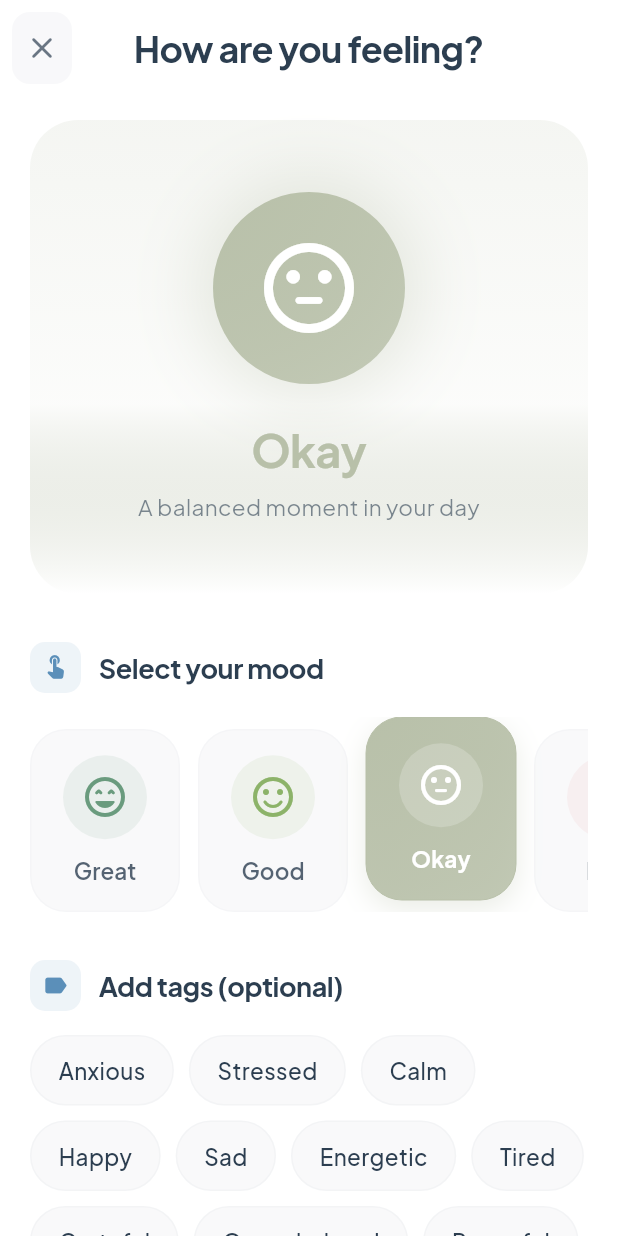
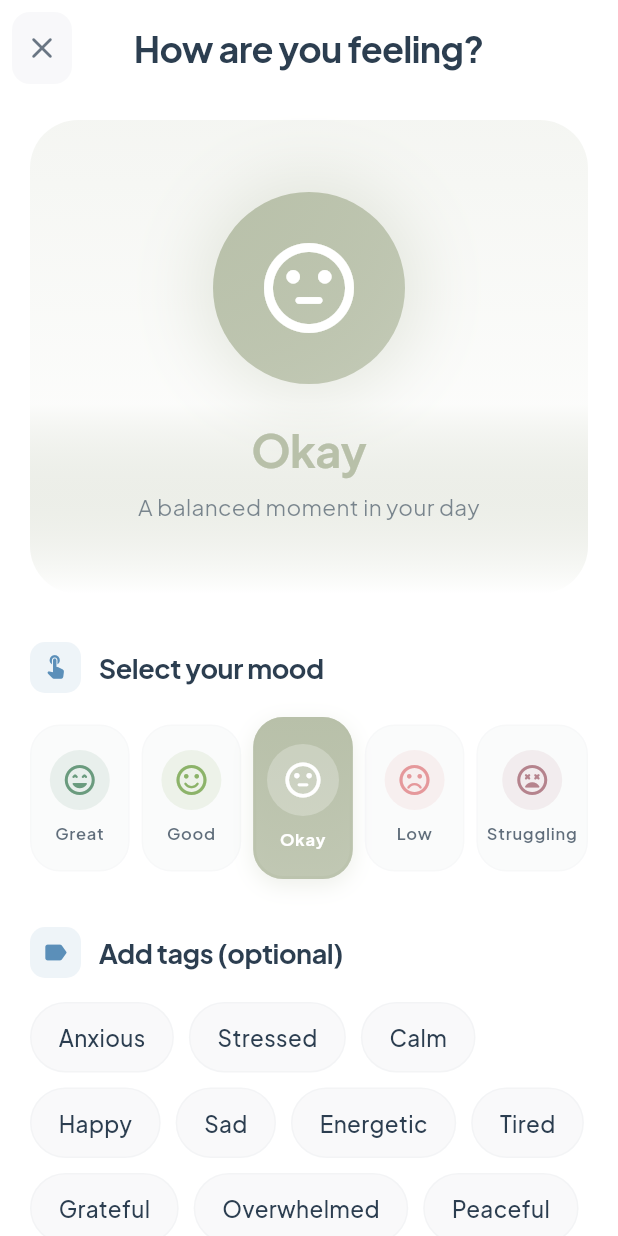
Before and after one commit to CODEwithZAKI2/MindMate-AI, a Flutter app: the MoodCheckInScreen screen opened by its route, on a phone screen of 412 x 824 dp. Run offline on Flutter 3.47's test engine with Material 3 defaults, Android fonts, the phone set to English and light mode, and no system bars; our stand-ins replace cloud_firestore, cloud_functions, connectivity_plus, equatable, firebase_auth, firebase_core and 9 more; accounts and stored records are empty.

Commit message:
feat: enhance mood check-in screen with responsive mood selector and improved tag handling

```diff
--- a/lib/presentation/screens/mood/mood_check_in_screen.dart
+++ b/lib/presentation/screens/mood/mood_check_in_screen.dart
@@ -56,7 +56,9 @@ class _MoodCheckInScreenState extends ConsumerState<MoodCheckInScreen> {
       await ref.read(moodNotifierProvider.notifier).createMoodLog(moodLog);
 
       // Update user streak and check-in count
-      await ref.read(userNotifierProvider.notifier).incrementTotalCheckIns(userId);
+      await ref
+          .read(userNotifierProvider.notifier)
+          .incrementTotalCheckIns(userId);
 
       if (mounted) {
         ScaffoldMessenger.of(context).showSnackBar(
@@ -216,97 +218,129 @@ class _MoodCheckInScreenState extends ConsumerState<MoodCheckInScreen> {
             ),
             const SizedBox(height: 32),
 
-            // Modern Mood Selector - Horizontal Cards
-            _buildSectionTitle(context, 'Select your mood', Icons.touch_app_rounded),
+            // Responsive Mood Selector - All 5 visible
+            _buildSectionTitle(
+              context,
+              'Select your mood',
+              Icons.touch_app_rounded,
+            ),
             const SizedBox(height: 16),
-            SizedBox(
-              height: 130,
-              child: ListView.builder(
-                scrollDirection: Axis.horizontal,
-                itemCount: 5,
-                itemBuilder: (context, index) {
-                  final score = 5 - index; // 5, 4, 3, 2, 1
+            Row(
+              children:
+                  [5, 4, 3, 2, 1].map((score) {
                     final isSelected = moodScore == score;
                     final color = _getMoodColor(score);
 
-                  return GestureDetector(
+                    return Expanded(
+                      child: GestureDetector(
                         onTap: () {
-                      ref.read(currentMoodScoreProvider.notifier).state = score;
+                          ref.read(currentMoodScoreProvider.notifier).state =
+                              score;
                         },
+                        child: Padding(
+                          padding: EdgeInsets.only(right: score != 1 ? 8 : 0),
                           child: AnimatedContainer(
                             duration: const Duration(milliseconds: 250),
                             curve: Curves.easeOutCubic,
-                      width: 100,
-                      margin: EdgeInsets.only(
-                        right: 12,
-                        top: isSelected ? 0 : 8,
-                        bottom: isSelected ? 8 : 0,
-                      ),
+                            padding: const EdgeInsets.symmetric(vertical: 16),
                             decoration: BoxDecoration(
-                        gradient: isSelected
+                              gradient:
+                                  isSelected
                                       ? LinearGradient(
-                                colors: [color, color.withOpacity(0.85)],
-                                begin: Alignment.topLeft,
-                                end: Alignment.bottomRight,
+                                        colors: [
+                                          color,
+                                          color.withOpacity(0.85),
+                                        ],
+                                        begin: Alignment.topCenter,
+                                        end: Alignment.bottomCenter,
                                       )
                                       : null,
-                        color: isSelected ? null : theme.colorScheme.surfaceContainerHighest.withOpacity(0.5),
-                        borderRadius: BorderRadius.circular(24),
+                              color:
+                                  isSelected
+                                      ? null
+                                      : theme
+                                          .colorScheme
+                                          .surfaceContainerHighest
+                                          .withOpacity(0.4),
+                              borderRadius: BorderRadius.circular(20),
                               border: Border.all(
-                          color: isSelected ? color : theme.colorScheme.outline.withOpacity(0.1),
-                          width: isSelected ? 0 : 1,
+                                color:
+                                    isSelected
+                                        ? color.withOpacity(0.5)
+                                        : theme.colorScheme.outline.withOpacity(
+                                          0.08,
                                         ),
-                        boxShadow: isSelected
+                                width: isSelected ? 2 : 1,
+                              ),
+                              boxShadow:
+                                  isSelected
                                       ? [
                                         BoxShadow(
-                                  color: color.withOpacity(0.3),
-                                  blurRadius: 16,
-                                  offset: const Offset(0, 6),
+                                          color: color.withOpacity(0.25),
+                                          blurRadius: 12,
+                                          offset: const Offset(0, 4),
                                         ),
                                       ]
                                       : null,
                             ),
                             child: Column(
-                        mainAxisAlignment: MainAxisAlignment.center,
+                              mainAxisSize: MainAxisSize.min,
                               children: [
-                          Container(
-                            padding: const EdgeInsets.all(12),
+                                AnimatedContainer(
+                                  duration: const Duration(milliseconds: 200),
+                                  padding: EdgeInsets.all(isSelected ? 10 : 8),
                                   decoration: BoxDecoration(
                                     shape: BoxShape.circle,
-                              color: isSelected
-                                  ? Colors.white.withOpacity(0.2)
-                                  : color.withOpacity(0.1),
+                                    color:
+                                        isSelected
+                                            ? Colors.white.withOpacity(0.25)
+                                            : color.withOpacity(0.12),
                                   ),
                                   child: Icon(
                                     _getMoodIcon(score),
-                              size: 32,
+                                    size: isSelected ? 28 : 24,
                                     color: isSelected ? Colors.white : color,
                                   ),
                                 ),
-                          const SizedBox(height: 10),
+                                const SizedBox(height: 8),
                                 Text(
                                   _getMoodLabel(score),
-                            style: theme.textTheme.labelLarge?.copyWith(
-                              color: isSelected ? Colors.white : theme.colorScheme.onSurface.withOpacity(0.8),
-                              fontWeight: isSelected ? FontWeight.w700 : FontWeight.w600,
+                                  style: theme.textTheme.labelSmall?.copyWith(
+                                    color:
+                                        isSelected
+                                            ? Colors.white
+                                            : theme.colorScheme.onSurface
+                                                .withOpacity(0.75),
+                                    fontWeight:
+                                        isSelected
+                                            ? FontWeight.w700
+                                            : FontWeight.w600,
+                                    fontSize: 11,
                                   ),
+                                  textAlign: TextAlign.center,
                                 ),
                               ],
                             ),
                           ),
+                        ),
+                      ),
                     );
-                },
-              ),
+                  }).toList(),
             ),
             const SizedBox(height: 32),
 
             // Tags section - Modern pill design
-            _buildSectionTitle(context, 'Add tags (optional)', Icons.label_rounded),
+            _buildSectionTitle(
+              context,
+              'Add tags (optional)',
+              Icons.label_rounded,
+            ),
             const SizedBox(height: 16),
             Wrap(
               spacing: 10,
               runSpacing: 10,
-              children: _availableTags.map((tag) {
+              children:
+                  _availableTags.map((tag) {
                     final isSelected = selectedTags.contains(tag);
                     return GestureDetector(
                       onTap: () {
@@ -316,32 +350,48 @@ class _MoodCheckInScreenState extends ConsumerState<MoodCheckInScreen> {
                         } else {
                           newTags.add(tag);
                         }
-                    ref.read(currentMoodTagsProvider.notifier).state = newTags;
+                        ref.read(currentMoodTagsProvider.notifier).state =
+                            newTags;
                       },
                       child: AnimatedContainer(
                         duration: const Duration(milliseconds: 200),
-                    padding: const EdgeInsets.symmetric(horizontal: 18, vertical: 12),
+                        padding: const EdgeInsets.symmetric(
+                          horizontal: 18,
+                          vertical: 12,
+                        ),
                         decoration: BoxDecoration(
-                      gradient: isSelected
+                          gradient:
+                              isSelected
                                   ? LinearGradient(
                                     colors: [
                                       theme.colorScheme.primary,
-                                theme.colorScheme.primary.withOpacity(0.85),
+                                      theme.colorScheme.primary.withOpacity(
+                                        0.85,
+                                      ),
                                     ],
                                   )
                                   : null,
-                      color: isSelected ? null : theme.colorScheme.surfaceContainerHighest.withOpacity(0.5),
+                          color:
+                              isSelected
+                                  ? null
+                                  : theme.colorScheme.surfaceContainerHighest
+                                      .withOpacity(0.5),
                           borderRadius: BorderRadius.circular(30),
                           border: Border.all(
-                        color: isSelected
+                            color:
+                                isSelected
                                     ? Colors.transparent
-                            : theme.colorScheme.outline.withOpacity(0.15),
+                                    : theme.colorScheme.outline.withOpacity(
+                                      0.15,
+                                    ),
                             width: 1,
                           ),
-                      boxShadow: isSelected
+                          boxShadow:
+                              isSelected
                                   ? [
                                     BoxShadow(
-                                color: theme.colorScheme.primary.withOpacity(0.2),
+                                      color: theme.colorScheme.primary
+                                          .withOpacity(0.2),
                                       blurRadius: 8,
                                       offset: const Offset(0, 2),
                                     ),
@@ -362,8 +412,14 @@ class _MoodCheckInScreenState extends ConsumerState<MoodCheckInScreen> {
                             Text(
                               tag,
                               style: theme.textTheme.bodyMedium?.copyWith(
-                            color: isSelected ? Colors.white : theme.colorScheme.onSurface,
-                            fontWeight: isSelected ? FontWeight.w600 : FontWeight.w500,
+                                color:
+                                    isSelected
+                                        ? Colors.white
+                                        : theme.colorScheme.onSurface,
+                                fontWeight:
+                                    isSelected
+                                        ? FontWeight.w600
+                                        : FontWeight.w500,
                               ),
                             ),
                           ],
@@ -375,7 +431,11 @@ class _MoodCheckInScreenState extends ConsumerState<MoodCheckInScreen> {
             const SizedBox(height: 32),
 
             // Notes section - Refined input
-            _buildSectionTitle(context, 'Add a note (optional)', Icons.edit_note_rounded),
+            _buildSectionTitle(
+              context,
+              'Add a note (optional)',
+              Icons.edit_note_rounded,
+            ),
             const SizedBox(height: 16),
             Container(
               decoration: BoxDecoration(
@@ -392,9 +452,7 @@ class _MoodCheckInScreenState extends ConsumerState<MoodCheckInScreen> {
                 controller: _noteController,
                 maxLines: 4,
                 maxLength: 500,
-                style: theme.textTheme.bodyLarge?.copyWith(
-                  height: 1.5,
-                ),
+                style: theme.textTheme.bodyLarge?.copyWith(height: 1.5),
                 decoration: InputDecoration(
                   hintText: 'Share your thoughts or feelings...',
                   hintStyle: theme.textTheme.bodyMedium?.copyWith(
@@ -419,7 +477,8 @@ class _MoodCheckInScreenState extends ConsumerState<MoodCheckInScreen> {
                     ),
                   ),
                   filled: true,
-                  fillColor: theme.colorScheme.surfaceContainerHighest.withOpacity(0.4),
+                  fillColor: theme.colorScheme.surfaceContainerHighest
+                      .withOpacity(0.4),
                   contentPadding: const EdgeInsets.all(20),
                   counterStyle: theme.textTheme.labelSmall?.copyWith(
                     color: theme.colorScheme.onSurface.withOpacity(0.4),
@@ -496,11 +555,7 @@ class _MoodCheckInScreenState extends ConsumerState<MoodCheckInScreen> {
             color: theme.colorScheme.primary.withOpacity(0.1),
             borderRadius: BorderRadius.circular(10),
           ),
-          child: Icon(
-            icon,
-            size: 18,
-            color: theme.colorScheme.primary,
-          ),
+          child: Icon(icon, size: 18, color: theme.colorScheme.primary),
         ),
         const SizedBox(width: 12),
         Text(
```
Lines whose indentation alone changed are shown as unchanged.
